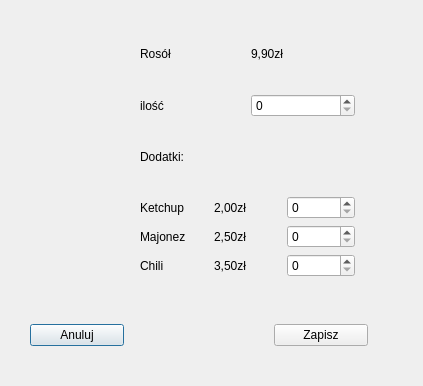
First picture: the form in ordering-food-app-2/produkt.ui, repository Gipsonek123/Ordering-food-app, before the edit.
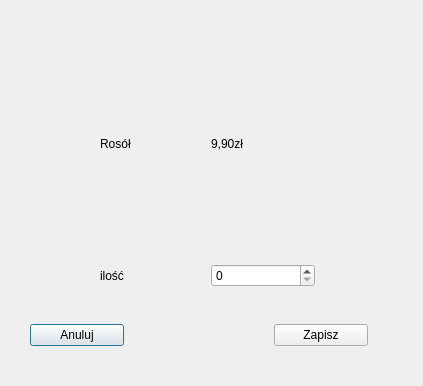
Second picture: the form after the edit. The open tabs and pages were chosen to show the change.

Diff of the .ui file:
```diff
--- a/ordering-food-app-2/produkt.ui
+++ b/ordering-food-app-2/produkt.ui
@@ -841,8 +841,8 @@
     <widget class="QWidget" name="layoutWidget_9">
      <property name="geometry">
       <rect>
-       <x>140</x>
-       <y>10</y>
+       <x>100</x>
+       <y>20</y>
        <width>215</width>
        <height>257</height>
       </rect>
@@ -880,76 +880,6 @@
         </item>
        </layout>
       </item>
-      <item>
-       <widget class="QLabel" name="label_66">
-        <property name="text">
-         <string>Dodatki:</string>
-        </property>
-       </widget>
-      </item>
-      <item>
-       <layout class="QHBoxLayout" name="horizontalLayout_65">
-        <item>
-         <widget class="QLabel" name="name_8_2">
-          <property name="text">
-           <string>Ketchup</string>
-          </property>
-         </widget>
-        </item>
-        <item>
-         <widget class="QLabel" name="price_8_2">
-          <property name="text">
-           <string>2,00zł</string>
-          </property>
-         </widget>
-        </item>
-        <item>
-         <widget class="QSpinBox" name="Amount_item_8_2"/>
-        </item>
-       </layout>
-      </item>
-      <item>
-       <layout class="QHBoxLayout" name="horizontalLayout_66">
-        <item>
-         <widget class="QLabel" name="name_8_3">
-          <property name="text">
-           <string>Majonez</string>
-          </property>
-         </widget>
-        </item>
-        <item>
-         <widget class="QLabel" name="price_8_3">
-          <property name="text">
-           <string>2,50zł</string>
-          </property>
-         </widget>
-        </item>
-        <item>
-         <widget class="QSpinBox" name="Amount_item_8_3"/>
-        </item>
-       </layout>
-      </item>
-      <item>
-       <layout class="QHBoxLayout" name="horizontalLayout_67">
-        <item>
-         <widget class="QLabel" name="name_8_4">
-          <property name="text">
-           <string>Chili</string>
-          </property>
-         </widget>
-        </item>
-        <item>
-         <widget class="QLabel" name="price_8_4">
-          <property name="text">
-           <string>3,50zł</string>
-          </property>
-         </widget>
-        </item>
-        <item>
-         <widget class="QSpinBox" name="Amount_item_8_4"/>
-        </item>
-       </layout>
-      </item>
      </layout>
     </widget>
    </widget>
```
Left out of the diff: 772 changed lines with no effect on the pictures.
